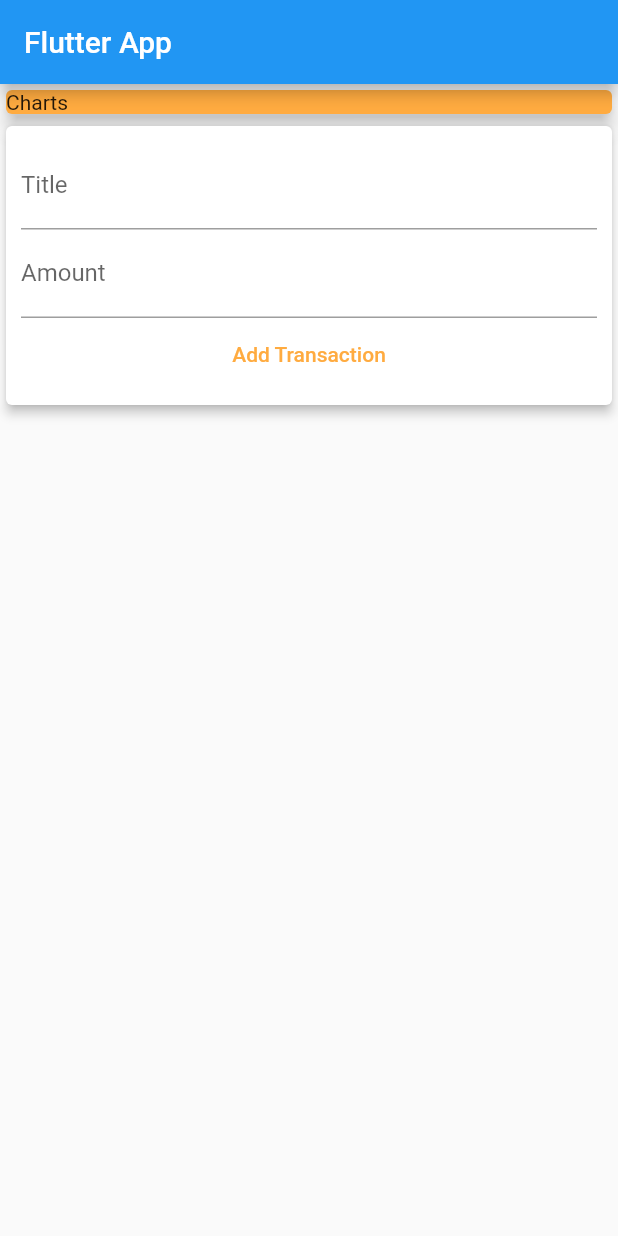
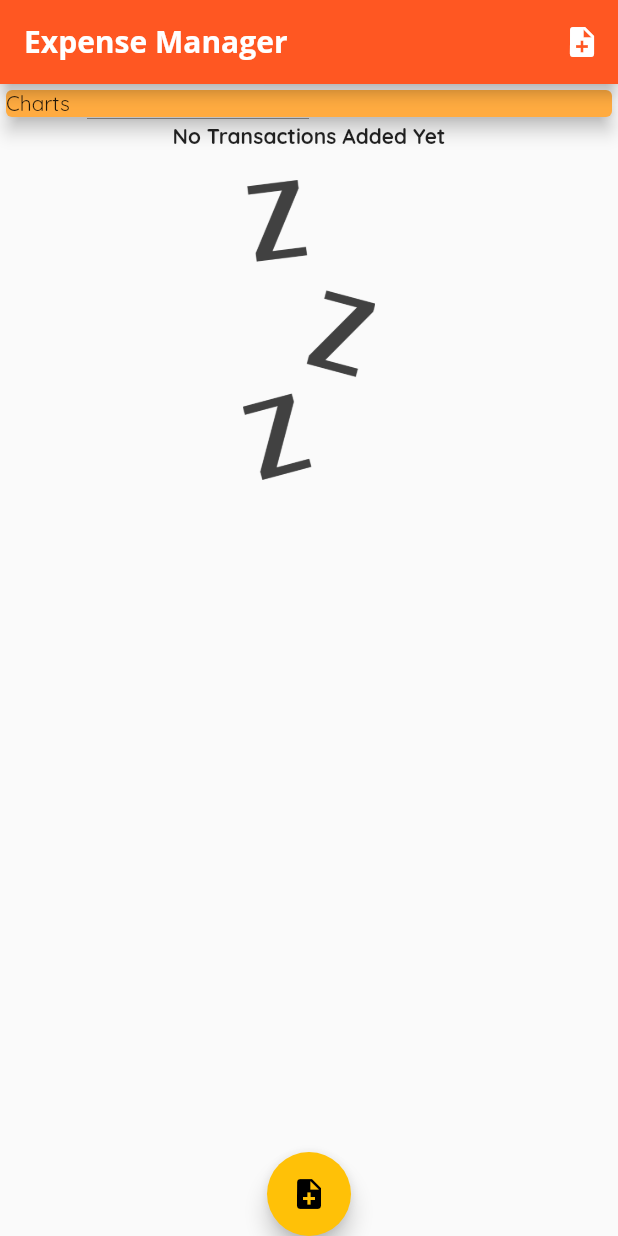
Before and after one commit to siddhartha0110/Expense_Tracker, a Flutter app: the screen it shows after launch, on a phone screen of 412 x 824 dp. Run offline on Flutter 3.47's test engine with Material 2 defaults, Android fonts, the phone set to English and light mode, and no system bars.

Commit message:
Adding Modal,Buttons and Styling

```diff
--- a/lib/main.dart
+++ b/lib/main.dart
@@ -1,5 +1,7 @@
 import 'package:flutter/material.dart';
-import './widgets/user_transactions.dart';
+import './widgets/new_transaction.dart';
+import './widgets/transaction_list.dart';
+import 'models/transaction.dart';
 
 void main() => runApp(MyApp());
 
@@ -8,18 +10,60 @@ class MyApp extends StatelessWidget {
   @override
   Widget build(BuildContext context) {
     return MaterialApp(
-      title: 'Expense Planner',
+      title: 'Expense Manager',
+      theme: ThemeData(
+          primarySwatch: Colors.deepOrange,
+          accentColor: Colors.amber,
+          fontFamily: 'Quicksand',
+          appBarTheme: AppBarTheme(
+              textTheme: ThemeData.light().textTheme.copyWith(
+                  title: TextStyle(
+                      fontFamily: 'OpenSans',
+                      fontSize: 20,
+                      fontWeight: FontWeight.bold)))),
       home: MyHomePage(),
     );
   }
 }
 
-class MyHomePage extends StatelessWidget {
+class MyHomePage extends StatefulWidget {
+  @override
+  _MyHomePageState createState() => _MyHomePageState();
+}
+
+class _MyHomePageState extends State<MyHomePage> {
+  final List<Transaction> _userTransactions = [];
+
+  void _addNewTransaction(String title, double amount) {
+    final newTx = Transaction(
+        title: title,
+        amount: amount,
+        date: DateTime.now(),
+        id: DateTime.now().toString());
+
+    setState(() {
+      _userTransactions.add(newTx);
+    });
+  }
+
+  void _startNewTransaction(BuildContext ctx) {
+    showModalBottomSheet(
+        context: ctx,
+        builder: (_) {
+          return NewTransaction(_addNewTransaction);
+        });
+  }
+
   @override
   Widget build(BuildContext context) {
     return Scaffold(
       appBar: AppBar(
-        title: Text('Flutter App'),
+        title: Text('Expense Manager'),
+        actions: <Widget>[
+          IconButton(
+              icon: Icon(Icons.note_add),
+              onPressed: () => _startNewTransaction(context)),
+        ],
       ),
       body: SingleChildScrollView(
         child: Column(
@@ -34,9 +78,14 @@ class MyHomePage extends StatelessWidget {
               ),
               elevation: 5,
             ),
-            UserTransactions(),
+            TransactionList(_userTransactions),
           ],
         ),
+      ),
+      floatingActionButtonLocation: FloatingActionButtonLocation.centerDocked,
+      floatingActionButton: FloatingActionButton(
+        child: Icon(Icons.note_add),
+        onPressed: () => _startNewTransaction(context),
       ),
     );
   }
--- a/lib/widgets/transaction_list.dart
+++ b/lib/widgets/transaction_list.dart
@@ -5,26 +5,48 @@ import 'package:intl/intl.dart';
 class TransactionList extends StatelessWidget {
   final List<Transaction> _userTransactions;
   TransactionList(this._userTransactions);
+
   @override
   Widget build(BuildContext context) {
     return Container(
-      height: 510,
-      child: ListView.builder(
+      height: 640,
+      child: _userTransactions.isEmpty
+          ? Column(
+              children: <Widget>[
+                Text(
+                  'No Transactions Added Yet',
+                  style: TextStyle(fontWeight: FontWeight.bold),
+                ),
+                SizedBox(
+                  height: 20,
+                ),
+                Container(
+                    height: 200,
+                    child: Image.asset(
+                      'lib/assets/images/waiting.png',
+                      fit: BoxFit.cover,
+                    ))
+              ],
+            )
+          : ListView.builder(
               itemBuilder: (context, index) {
                 return Card(
                   child: Row(
                     children: <Widget>[
                       Container(
-                  margin: EdgeInsets.symmetric(vertical: 10, horizontal: 15),
+                        margin:
+                            EdgeInsets.symmetric(vertical: 10, horizontal: 15),
                         decoration: BoxDecoration(
-                      border: Border.all(color: Colors.orangeAccent, width: 2)),
+                            border: Border.all(
+                                color: Theme.of(context).primaryColorDark,
+                                width: 2)),
                         padding: EdgeInsets.all(10),
                         child: Text(
-                    '₹ ${_userTransactions[index].amount.toString()}',
+                          '₹ ${_userTransactions[index].amount.toStringAsFixed(2)}',
                           style: TextStyle(
                               fontWeight: FontWeight.bold,
                               fontSize: 20,
-                        color: Colors.blueAccent),
+                              color: Theme.of(context).primaryColor),
                         ),
                       ),
                       Column(
@@ -32,11 +54,12 @@ class TransactionList extends StatelessWidget {
                         children: <Widget>[
                           Text(
                             _userTransactions[index].title,
-                      style:
-                          TextStyle(fontSize: 20, fontWeight: FontWeight.bold),
+                            style: TextStyle(
+                                fontSize: 20, fontWeight: FontWeight.bold),
                           ),
                           Text(
-                      DateFormat.yMMMd().format(_userTransactions[index].date),
+                            DateFormat.yMMMd()
+                                .format(_userTransactions[index].date),
                             style: TextStyle(color: Colors.grey),
                           )
                         ],
--- a/lib/widgets/user_transactions.dart
+++ /dev/null
@@ -1,35 +0,0 @@
-import 'package:flutter/material.dart';
-import '../models/transaction.dart';
-import './new_transaction.dart';
-import './transaction_list.dart';
-
-class UserTransactions extends StatefulWidget {
-  @override
-  _UserTransactionsState createState() => _UserTransactionsState();
-}
-
-class _UserTransactionsState extends State<UserTransactions> {
-  final List<Transaction> _userTransactions = [];
-
-  void _addNewTransaction(String title, double amount) {
-    final newTx = Transaction(
-        title: title,
-        amount: amount,
-        date: DateTime.now(),
-        id: DateTime.now().toString());
-
-    setState(() {
-      _userTransactions.add(newTx);
-    });
-  }
-
-  @override
-  Widget build(BuildContext context) {
-    return Column(
-      children: <Widget>[
-        NewTransaction(_addNewTransaction),
-        TransactionList(_userTransactions),
-      ],
-    );
-  }
-}
```
Also changed, not shown: lib/widgets/new_transaction.dart (+25 -7 lines), pubspec.yaml (+13 -8 lines), lib/assets/fonts/OpenSans-Bold.ttf (added), lib/assets/fonts/OpenSans-Regular.ttf (added), lib/assets/fonts/Quicksand-Bold.ttf (added), lib/assets/fonts/Quicksand-Light.ttf (added), lib/assets/fonts/Quicksand-Medium.ttf (added), lib/assets/fonts/Quicksand-Regular.ttf (added), lib/assets/images/waiting.png (added). Lines whose indentation alone changed are shown as unchanged.
